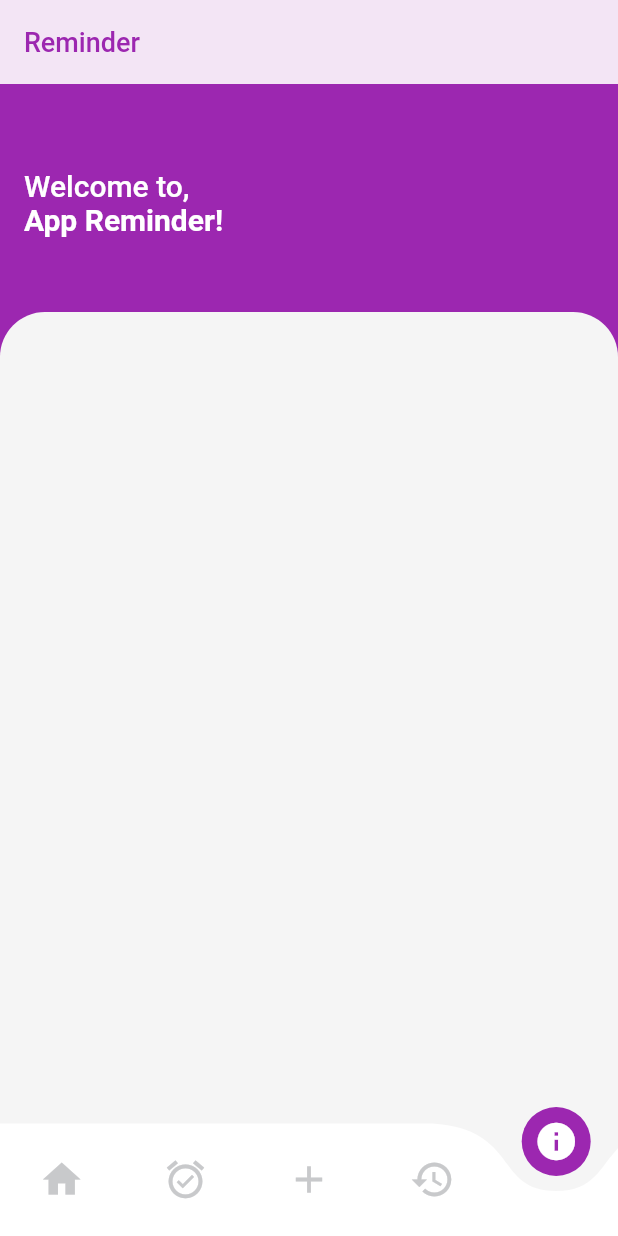
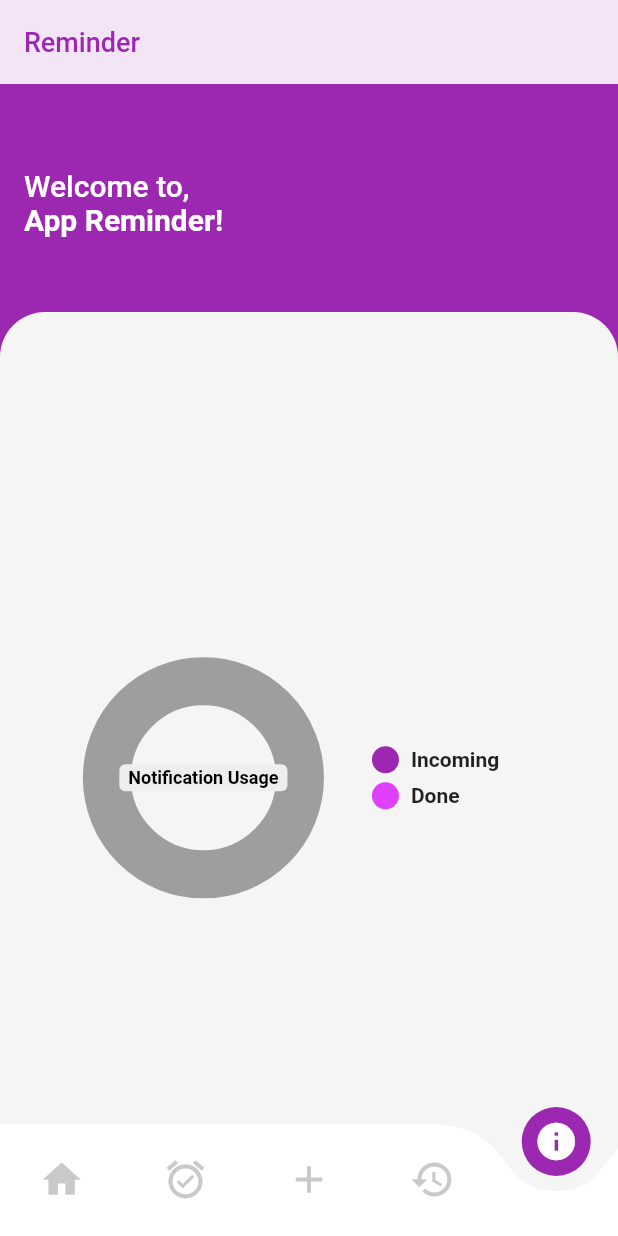
Before and after one commit to ropiudindev/reminder_app, a Flutter app: the screen it shows after launch, item 5 of the bottom bar chosen, on a phone screen of 412 x 824 dp. Run offline on Flutter 3.47's test engine with Material 2 defaults, Android fonts, the phone set to English and light mode, and no system bars; drawn by our look-alikes of curved_navigation_bar, pie_chart; our stand-ins replace bloc, date_picker_timeline, equatable, flutter_bloc, flutter_local_notifications, flutter_screenutil and 3 more; missing offline and left inert: time_picker_spinner; accounts and stored records are empty.

Commit message:
chore : add chart information

```diff
--- a/lib/presentation/home_screen.dart
+++ b/lib/presentation/home_screen.dart
@@ -4,6 +4,7 @@ import 'package:date_picker_timeline/date_picker_widget.dart';
 import 'package:flutter/material.dart';
 import 'package:flutter_bloc/flutter_bloc.dart';
 import 'package:flutter_screenutil/flutter_screenutil.dart';
+import 'package:pie_chart/pie_chart.dart';
 import 'package:reminder_app/extension/datetime_extension.dart';
 import 'package:reminder_app/model/reminder_model.dart';
 import 'package:reminder_app/presentation/bloc/reminder_bloc.dart';
@@ -162,15 +163,23 @@ class _HomeScreenState extends State<HomeScreen> {
                           ? Home(
                               reminders: r,
                             )
-                          :activeIndex == 1
+                          : activeIndex == 1
                               ? Home(
-                              reminders: r.where((element) => element!.date.isAfter(DateTime.now())).toList(),
-                            ): activeIndex == 3
+                                  reminders: r
+                                      .where((element) =>
+                                          element!.date.isAfter(DateTime.now()))
+                                      .toList(),
+                                )
+                              : activeIndex == 3
                                   ? Home(
-                              reminders: r.where((element) => element!.date.isBefore(DateTime.now())).toList(),
-                            ):activeIndex == 2
-                              ?  const AddReminder()
-                              : Home(
+                                      reminders: r
+                                          .where((element) => element!.date
+                                              .isBefore(DateTime.now()))
+                                          .toList(),
+                                    )
+                                  : activeIndex == 2
+                                      ? const AddReminder()
+                                      : InformationScreen(
                                           reminders: r,
                                         ),
                     );
@@ -326,7 +335,8 @@ class _AddReminderState extends State<AddReminder> {
                       UniqueKey().hashCode,
                       selectedDate.at(selectedTime),
                       titleController.text,
-                        descController.text,)
+                      descController.text,
+                    )
                   ]));
                 },
                 child: const Text('Insert reminder'),
@@ -338,3 +348,34 @@ class _AddReminderState extends State<AddReminder> {
     );
   }
 }
+
+class InformationScreen extends StatelessWidget {
+  final List<ReminderModelHive?> reminders;
+  const InformationScreen({super.key, required this.reminders});
+
+  @override
+  Widget build(BuildContext context) {
+    Map<String, double> dataMap = {
+      "Incoming": reminders
+          .where((element) => element!.date.isAfter(DateTime.now()))
+          .toList()
+          .length
+          .toDouble(),
+      "Done": reminders
+          .where((element) => element!.date.isBefore(DateTime.now()))
+          .toList()
+          .length
+          .toDouble(),
+    };
+    return PieChart(
+      dataMap: dataMap,
+      animationDuration: const Duration(milliseconds: 800),
+      chartRadius: MediaQuery.of(context).size.width / 3.2,
+      colorList: const [Colors.purple, Colors.purpleAccent],
+      initialAngleInDegree: 0,
+      chartType: ChartType.ring,
+      ringStrokeWidth: 32,
+      centerText: "Notification Usage",
+    );
+  }
+}
--- a/pubspec.yaml
+++ b/pubspec.yaml
@@ -49,6 +49,7 @@ dependencies:
   equatable: ^2.0.5
   bloc: ^8.1.4
   time_picker_spinner: ^0.0.1
+  pie_chart: ^5.4.0
 
 dev_dependencies:
   flutter_test:
```
Also changed, not shown: pubspec.lock. Lines whose indentation alone changed are shown as unchanged.
